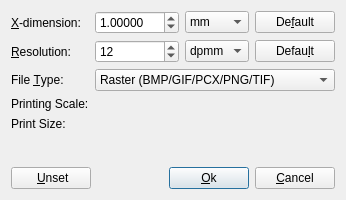
zint/zint, file frontend_qt/extScale.ui: the form before one commit.
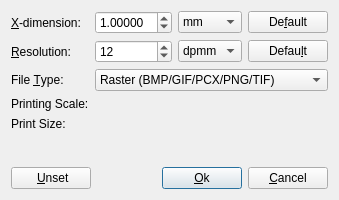
The form after the commit. Icons and pictures are not drawn.

What changed in the file:
```diff
--- a/frontend_qt/extScale.ui
+++ b/frontend_qt/extScale.ui
@@ -54,7 +54,7 @@
         <double>0.001000000000000</double>
        </property>
        <property name="maximum">
-        <double>100.000000000000000</double>
+        <double>10.000000000000000</double>
        </property>
        <property name="singleStep">
         <double>0.010000000000000</double>
@@ -140,7 +140,7 @@
         <string/>
        </property>
        <property name="maximum">
-        <number>9999</number>
+        <number>1000</number>
        </property>
        <property name="minimum">
         <number>1</number>
```
